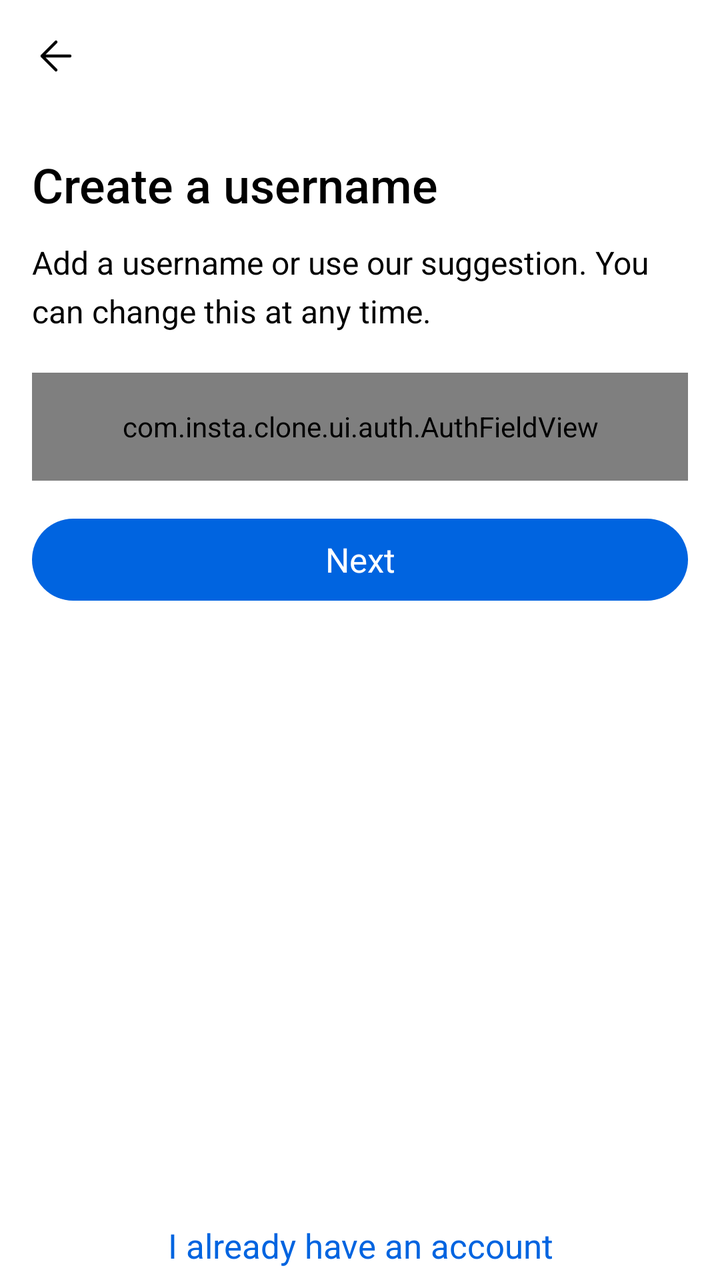
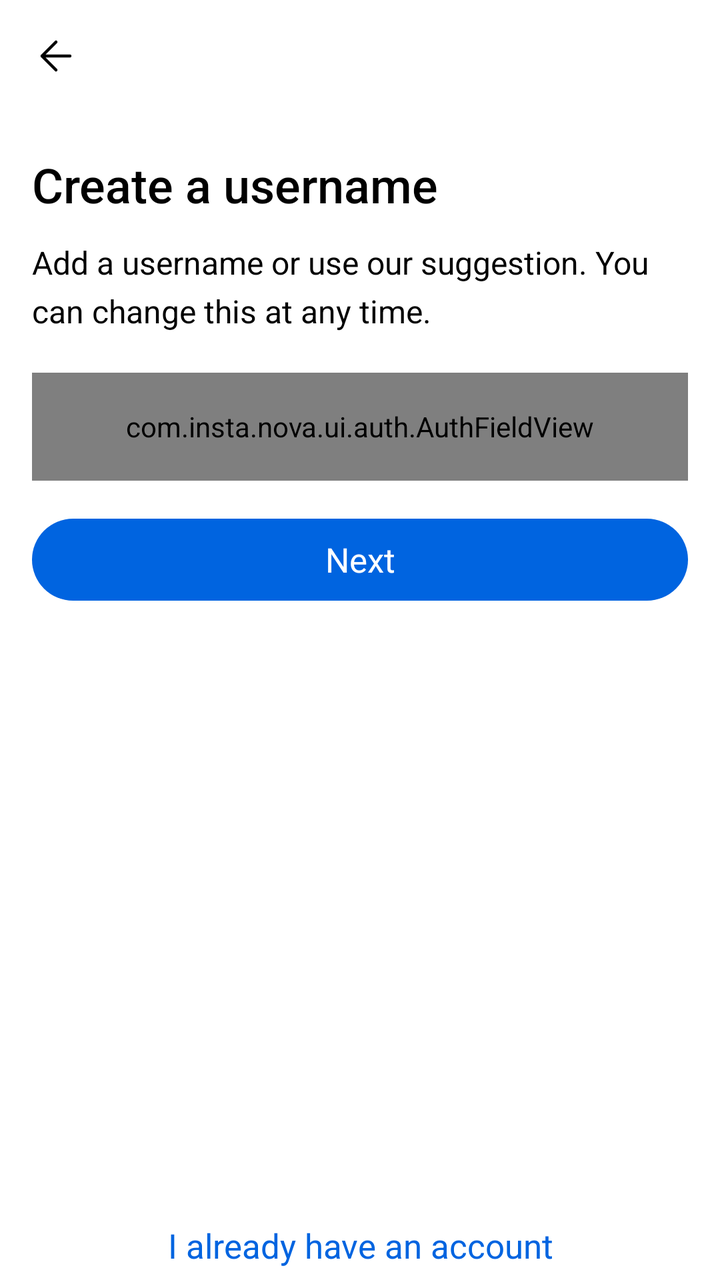

Two renders of the same Android screen: before a commit and after it. Below are the layout's source before the change and the commit's diff.
<!-- AndroidManifest.xml: application theme Theme.InstaClone -->
<!-- res/layout/fragment_wizard_username.xml -->
<?xml version="1.0" encoding="utf-8"?>
<LinearLayout xmlns:android="http://schemas.android.com/apk/res/android"
    android:layout_width="match_parent"
    android:layout_height="match_parent"
    android:background="@color/auth_bg"
    android:orientation="vertical">

    <include
        android:id="@+id/topbar"
        layout="@layout/view_wizard_topbar" />

    <ScrollView
        android:layout_width="match_parent"
        android:layout_height="0dp"
        android:layout_weight="1"
        android:fillViewport="true"
        android:overScrollMode="never">

        <LinearLayout
            android:layout_width="match_parent"
            android:layout_height="wrap_content"
            android:orientation="vertical"
            android:paddingStart="@dimen/auth_side_padding"
            android:paddingEnd="@dimen/auth_side_padding">

            <TextView
                android:id="@+id/tv_title"
                style="@style/TextAppearance.Insta.AuthTitle"
                android:layout_width="match_parent"
                android:layout_height="wrap_content"
                android:layout_marginTop="@dimen/auth_title_gap"
                android:text="@string/auth_username_title" />

            <TextView
                android:id="@+id/tv_subtitle"
                style="@style/TextAppearance.Insta.AuthSubtitle"
                android:layout_width="match_parent"
                android:layout_height="wrap_content"
                android:layout_marginTop="@dimen/auth_subtitle_gap"
                android:text="@string/auth_username_subtitle" />

            <com.insta.clone.ui.auth.AuthFieldView
                android:id="@+id/field_username"
                style="@style/Widget.Insta.AuthField"
                android:layout_marginTop="@dimen/auth_title_gap" />

            <TextView
                android:id="@+id/tv_error"
                style="@style/TextAppearance.Insta.AuthInlineError"
                android:layout_width="match_parent"
                android:layout_height="wrap_content"
                android:layout_marginTop="12dp"
                android:text="@string/auth_username_taken"
                android:visibility="gone" />

            <FrameLayout
                android:layout_width="match_parent"
                android:layout_height="@dimen/auth_button_height"
                android:layout_marginTop="@dimen/auth_button_gap">

                <androidx.appcompat.widget.AppCompatButton
                    android:id="@+id/btn_primary"
                    style="@style/Widget.Insta.AuthButton.Primary"
                    android:layout_width="match_parent"
                    android:layout_height="match_parent"
                    android:text="@string/auth_next" />

                <ProgressBar
                    android:id="@+id/progress_primary"
                    android:layout_width="@dimen/auth_button_spinner"
                    android:layout_height="@dimen/auth_button_spinner"
                    android:layout_gravity="center"
                    android:indeterminateTint="@color/auth_on_primary"
                    android:visibility="gone" />
            </FrameLayout>
        </LinearLayout>
    </ScrollView>

    <androidx.appcompat.widget.AppCompatButton
        android:id="@+id/btn_bottom_link"
        style="@style/Widget.Insta.AuthBottomLink"
        android:layout_gravity="center_horizontal"
        android:text="@string/auth_already_have_account" />
</LinearLayout>
<!-- res/layout/view_wizard_topbar.xml (included above) -->
<?xml version="1.0" encoding="utf-8"?>
<FrameLayout xmlns:android="http://schemas.android.com/apk/res/android"
    xmlns:app="http://schemas.android.com/apk/res-auto"
    android:layout_width="match_parent"
    android:layout_height="@dimen/auth_top_bar_height"
    android:paddingStart="@dimen/auth_side_padding"
    android:paddingEnd="@dimen/auth_side_padding">

    <ImageView
        android:id="@+id/btn_wizard_back"
        android:layout_width="@dimen/auth_back_icon"
        android:layout_height="@dimen/auth_back_icon"
        android:layout_gravity="start|center_vertical"
        android:background="?attr/selectableItemBackgroundBorderless"
        android:contentDescription="@string/auth_back"
        android:src="@drawable/ic_arrow_back"
        app:tint="@color/auth_text" />
</FrameLayout>
<!-- resources referenced by this layout -->
<resources>
  <color name="auth_bg">#FFFFFF</color>
  <color name="auth_on_primary">#FFFFFF</color>
  <color name="auth_text">#000000</color>
  <dimen name="auth_back_icon">24dp</dimen>
  <dimen name="auth_button_gap">19dp</dimen>
  <dimen name="auth_button_height">41dp</dimen>
  <dimen name="auth_button_spinner">20dp</dimen>
  <dimen name="auth_side_padding">16dp</dimen>
  <dimen name="auth_subtitle_gap">12dp</dimen>
  <dimen name="auth_title_gap">20dp</dimen>
  <dimen name="auth_top_bar_height">56dp</dimen>
  <string name="auth_already_have_account">I already have an account</string>
  <string name="auth_back">Back</string>
  <string name="auth_next">Next</string>
  <string name="auth_username_subtitle">Add a username or use our suggestion. You can change this at any time.</string>
  <string name="auth_username_taken">This username isn\'t available.</string>
  <string name="auth_username_title">Create a username</string>
  <style name="TextAppearance.Insta.AuthInlineError" parent="TextAppearance.AppCompat">
          <item name="android:fontFamily">sans-serif</item>
          <item name="android:textSize">@dimen/auth_code_error_size</item>
          <item name="android:textColor">@color/auth_error_text</item>
      </style>
  <style name="TextAppearance.Insta.AuthTitle" parent="TextAppearance.AppCompat">
          <item name="android:fontFamily">sans-serif-medium</item>
          <item name="android:textSize">@dimen/auth_title_size</item>
          <item name="android:textColor">@color/auth_text</item>
      </style>
  <color name="color_text_primary">#000000</color>
  <dimen name="auth_code_error_size">14sp</dimen>
  <color name="auth_error_text">#FF5A5F</color>
  <dimen name="auth_subtitle_size">16sp</dimen>
  <dimen name="auth_title_size">24sp</dimen>
  <style name="TextAppearance.Insta.AuthBottomLink" parent="TextAppearance.AppCompat">
          <item name="android:fontFamily">sans-serif-medium</item>
          <item name="android:textSize">@dimen/auth_bottom_link_text_size</item>
          <item name="android:textColor">@color/auth_link</item>
      </style>
  <!-- drawable bg_auth_button_primary (drawable) -->
  <?xml version="1.0" encoding="utf-8"?>
  <shape xmlns:android="http://schemas.android.com/apk/res/android"
      android:shape="rectangle">
      <solid android:color="@color/auth_primary" />
      <corners android:radius="@dimen/auth_button_radius" />
  </shape>
  <style name="TextAppearance.Insta.AuthButton" parent="TextAppearance.AppCompat">
          <item name="android:fontFamily">sans-serif-medium</item>
          <item name="android:textAllCaps">false</item>
          <item name="android:textSize">@dimen/auth_button_text_size</item>
      </style>
  <dimen name="auth_field_height">54dp</dimen>
  <dimen name="auth_field_padding_horizontal">16dp</dimen>
  <color name="color_primary">#0095F6</color>
  <color name="white">#FFFFFF</color>
  <color name="color_background">#FFFFFF</color>
  <color name="color_text_secondary">#737373</color>
  <color name="color_surface_variant">#EFEFEF</color>
  <color name="color_divider">#DBDBDB</color>
  <color name="color_like">#FF3040</color>
  <color name="color_sheet">#FFFFFF</color>
  <dimen name="auth_bottom_link_text_size">17sp</dimen>
  <color name="auth_link">#0064E0</color>
  <color name="auth_primary">#0064E0</color>
  <dimen name="auth_button_radius">100dp</dimen>
  <dimen name="auth_button_text_size">17sp</dimen>
  <color name="auth_code_box_bg">#00000000</color>
  <dimen name="auth_field_radius">16dp</dimen>
  <dimen name="auth_field_stroke_focused">2dp</dimen>
  <color name="auth_field_border_focused">#000000</color>
  <dimen name="auth_field_stroke">1.5dp</dimen>
  <color name="auth_field_border">#CED0D4</color>
  <!-- unchanged entries left out for length: 7 -->
</resources>

<!-- the commit's change to res/layout/fragment_wizard_username.xml (unified diff, before → after) -->
@@ -39,7 +39,7 @@
                 android:layout_marginTop="@dimen/auth_subtitle_gap"
                 android:text="@string/auth_username_subtitle" />
 
-            <com.insta.clone.ui.auth.AuthFieldView
+            <com.insta.nova.ui.auth.AuthFieldView
                 android:id="@+id/field_username"
                 style="@style/Widget.Insta.AuthField"
                 android:layout_marginTop="@dimen/auth_title_gap" />
